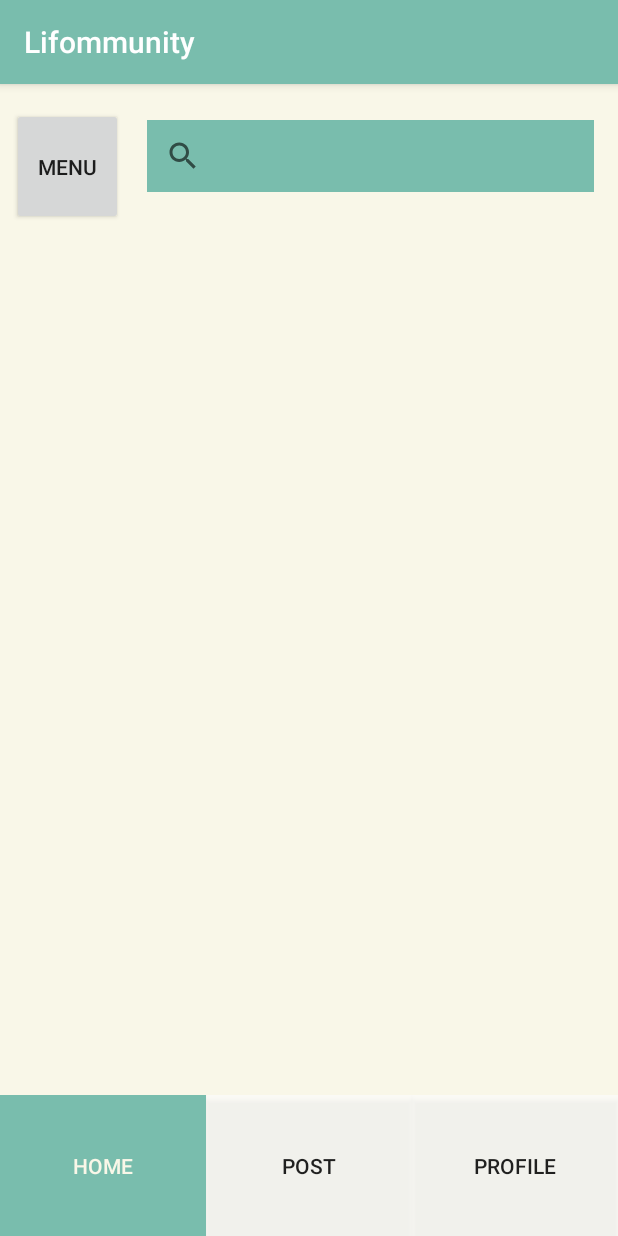
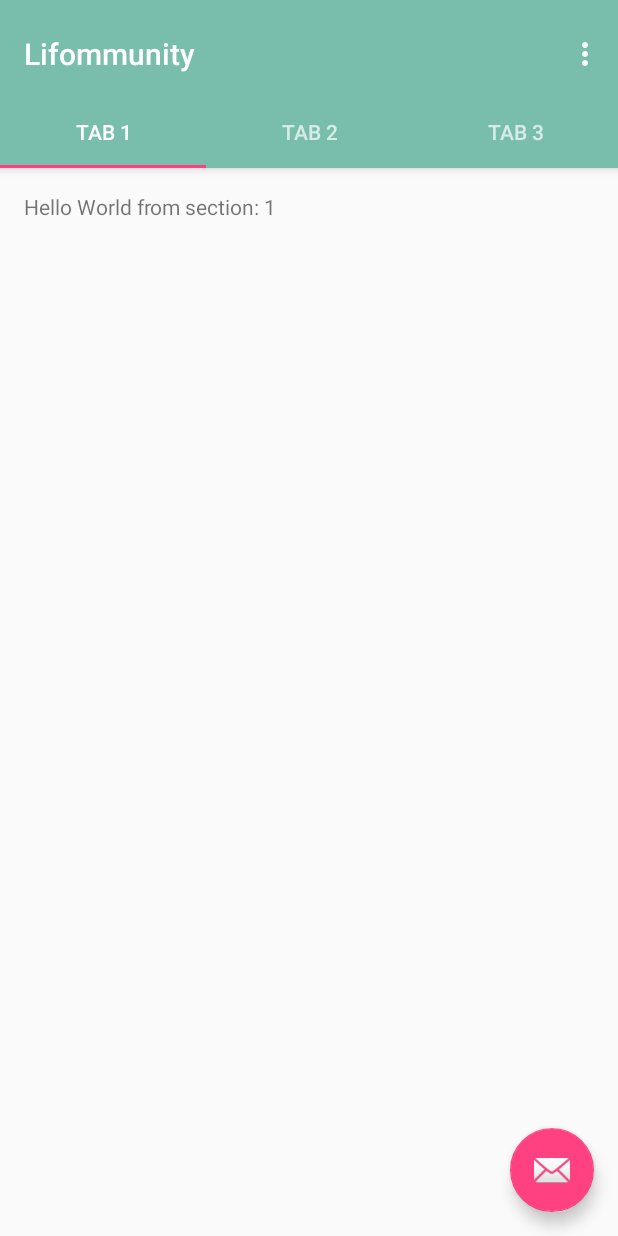
Before and after one commit to Lillian6/LifoMMunity, an Android app: the screen it shows after launch (MainActivity before the commit, TabActivity after it), on a phone screen of 412 x 824 dp. Run offline under Robolectric (Android 15) with nearby library versions, the phone set to English and light mode, and no system bars.

Commit message:
initialize tab bar files

```diff
--- a/app/build.gradle
+++ b/app/build.gradle
@@ -26,6 +26,7 @@ dependencies {
     implementation 'com.google.firebase:firebase-auth:11.0.4'
 
     implementation 'com.google.firebase:firebase-database:11.0.4'
+    implementation 'com.android.support:design:26.1.0'
     testImplementation 'junit:junit:4.12'
     androidTestImplementation 'com.android.support.test:runner:1.0.1'
     androidTestImplementation 'com.android.support.test.espresso:espresso-core:3.0.1'
--- /dev/null
+++ b/app/src/main/java/com/markzhengma/android/lifommunity/TabActivity.java
@@ -0,0 +1,151 @@
+package com.markzhengma.android.lifommunity;
+
+import android.support.design.widget.TabLayout;
+import android.support.design.widget.FloatingActionButton;
+import android.support.design.widget.Snackbar;
+import android.support.v7.app.AppCompatActivity;
+import android.support.v7.widget.Toolbar;
+
+import android.support.v4.app.Fragment;
+import android.support.v4.app.FragmentManager;
+import android.support.v4.app.FragmentPagerAdapter;
+import android.support.v4.view.ViewPager;
+import android.os.Bundle;
+import android.view.LayoutInflater;
+import android.view.Menu;
+import android.view.MenuItem;
+import android.view.View;
+import android.view.ViewGroup;
+
+import android.widget.TextView;
+
+public class TabActivity extends AppCompatActivity {
+
+    /**
+     * The {@link android.support.v4.view.PagerAdapter} that will provide
+     * fragments for each of the sections. We use a
+     * {@link FragmentPagerAdapter} derivative, which will keep every
+     * loaded fragment in memory. If this becomes too memory intensive, it
+     * may be best to switch to a
+     * {@link android.support.v4.app.FragmentStatePagerAdapter}.
+     */
+    private SectionsPagerAdapter mSectionsPagerAdapter;
+
+    /**
+     * The {@link ViewPager} that will host the section contents.
+     */
+    private ViewPager mViewPager;
+
+    @Override
+    protected void onCreate(Bundle savedInstanceState) {
+        super.onCreate(savedInstanceState);
+        setContentView(R.layout.activity_tab);
+
+        Toolbar toolbar = (Toolbar) findViewById(R.id.toolbar);
+        setSupportActionBar(toolbar);
+        // Create the adapter that will return a fragment for each of the three
+        // primary sections of the activity.
+        mSectionsPagerAdapter = new SectionsPagerAdapter(getSupportFragmentManager());
+
+        // Set up the ViewPager with the sections adapter.
+        mViewPager = (ViewPager) findViewById(R.id.container);
+        mViewPager.setAdapter(mSectionsPagerAdapter);
+
+        TabLayout tabLayout = (TabLayout) findViewById(R.id.tabs);
+
+        mViewPager.addOnPageChangeListener(new TabLayout.TabLayoutOnPageChangeListener(tabLayout));
+        tabLayout.addOnTabSelectedListener(new TabLayout.ViewPagerOnTabSelectedListener(mViewPager));
+
+        FloatingActionButton fab = (FloatingActionButton) findViewById(R.id.fab);
+        fab.setOnClickListener(new View.OnClickListener() {
+            @Override
+            public void onClick(View view) {
+                Snackbar.make(view, "Replace with your own action", Snackbar.LENGTH_LONG)
+                        .setAction("Action", null).show();
+            }
+        });
+
+    }
+
+
+    @Override
+    public boolean onCreateOptionsMenu(Menu menu) {
+        // Inflate the menu; this adds items to the action bar if it is present.
+        getMenuInflater().inflate(R.menu.menu_tab, menu);
+        return true;
+    }
+
+    @Override
+    public boolean onOptionsItemSelected(MenuItem item) {
+        // Handle action bar item clicks here. The action bar will
+        // automatically handle clicks on the Home/Up button, so long
+        // as you specify a parent activity in AndroidManifest.xml.
+        int id = item.getItemId();
+
+        //noinspection SimplifiableIfStatement
+        if (id == R.id.action_settings) {
+            return true;
+        }
+
+        return super.onOptionsItemSelected(item);
+    }
+
+    /**
+     * A placeholder fragment containing a simple view.
+     */
+    public static class PlaceholderFragment extends Fragment {
+        /**
+         * The fragment argument representing the section number for this
+         * fragment.
+         */
+        private static final String ARG_SECTION_NUMBER = "section_number";
+
+        public PlaceholderFragment() {
+        }
+
+        /**
+         * Returns a new instance of this fragment for the given section
+         * number.
+         */
+        public static PlaceholderFragment newInstance(int sectionNumber) {
+            PlaceholderFragment fragment = new PlaceholderFragment();
+            Bundle args = new Bundle();
+            args.putInt(ARG_SECTION_NUMBER, sectionNumber);
+            fragment.setArguments(args);
+            return fragment;
+        }
+
+        @Override
+        public View onCreateView(LayoutInflater inflater, ViewGroup container,
+                                 Bundle savedInstanceState) {
+            View rootView = inflater.inflate(R.layout.fragment_tab, container, false);
+            TextView textView = (TextView) rootView.findViewById(R.id.section_label);
+            textView.setText(getString(R.string.section_format, getArguments().getInt(ARG_SECTION_NUMBER)));
+            return rootView;
+        }
+    }
+
+    /**
+     * A {@link FragmentPagerAdapter} that returns a fragment corresponding to
+     * one of the sections/tabs/pages.
+     */
+    public class SectionsPagerAdapter extends FragmentPagerAdapter {
+
+        public SectionsPagerAdapter(FragmentManager fm) {
+            super(fm);
+        }
+
+        @Override
+        public Fragment getItem(int position) {
+            // getItem is called to instantiate the fragment for the given page.
+            // Return a PlaceholderFragment (defined as a static inner class below).
+            return PlaceholderFragment.newInstance(position + 1);
+        }
+
+        @Override
+        public int getCount() {
+            // Show 3 total pages.
+            return 3;
+        }
+    }
+}
--- a/app/src/main/res/layout/activity_main.xml
+++ b/app/src/main/res/layout/activity_main.xml
@@ -2,6 +2,7 @@
 <LinearLayout xmlns:android="http://schemas.android.com/apk/res/android"
     xmlns:app="http://schemas.android.com/apk/res-auto"
     xmlns:tools="http://schemas.android.com/tools"
+    android:id="@+id/section_label"
     android:layout_width="match_parent"
     android:layout_height="match_parent"
     android:orientation="vertical"
--- a/app/src/main/res/layout/activity_post.xml
+++ b/app/src/main/res/layout/activity_post.xml
@@ -2,6 +2,7 @@
 <LinearLayout xmlns:android="http://schemas.android.com/apk/res/android"
     xmlns:app="http://schemas.android.com/apk/res-auto"
     xmlns:tools="http://schemas.android.com/tools"
+    android:id="@+id/section_label"
     android:layout_width="match_parent"
     android:layout_height="match_parent"
     android:orientation="vertical"
--- a/app/src/main/res/layout/activity_profile.xml
+++ b/app/src/main/res/layout/activity_profile.xml
@@ -2,6 +2,7 @@
 <LinearLayout xmlns:android="http://schemas.android.com/apk/res/android"
     xmlns:app="http://schemas.android.com/apk/res-auto"
     xmlns:tools="http://schemas.android.com/tools"
+    android:id="@+id/section_label"
     android:layout_width="match_parent"
     android:layout_height="match_parent"
     android:orientation="vertical"
--- /dev/null
+++ b/app/src/main/res/layout/activity_tab.xml
@@ -0,0 +1,70 @@
+<?xml version="1.0" encoding="utf-8"?>
+<android.support.design.widget.CoordinatorLayout xmlns:android="http://schemas.android.com/apk/res/android"
+    xmlns:app="http://schemas.android.com/apk/res-auto"
+    xmlns:tools="http://schemas.android.com/tools"
+    android:id="@+id/main_content"
+    android:layout_width="match_parent"
+    android:layout_height="match_parent"
+    android:fitsSystemWindows="true"
+    tools:context="com.markzhengma.android.lifommunity.TabActivity">
+
+    <android.support.design.widget.AppBarLayout
+        android:id="@+id/appbar"
+        android:layout_width="match_parent"
+        android:layout_height="wrap_content"
+        android:paddingTop="@dimen/appbar_padding_top"
+        android:theme="@style/AppTheme.AppBarOverlay">
+
+        <android.support.v7.widget.Toolbar
+            android:id="@+id/toolbar"
+            android:layout_width="match_parent"
+            android:layout_height="?attr/actionBarSize"
+            android:layout_weight="1"
+            android:background="?attr/colorPrimary"
+            app:layout_scrollFlags="scroll|enterAlways"
+            app:popupTheme="@style/AppTheme.PopupOverlay"
+            app:title="@string/app_name">
+
+        </android.support.v7.widget.Toolbar>
+
+        <android.support.design.widget.TabLayout
+            android:id="@+id/tabs"
+            android:layout_width="match_parent"
+            android:layout_height="wrap_content">
+
+            <android.support.design.widget.TabItem
+                android:id="@+id/tabItem"
+                android:layout_width="wrap_content"
+                android:layout_height="wrap_content"
+                android:text="@string/tab_text_1" />
+
+            <android.support.design.widget.TabItem
+                android:id="@+id/tabItem2"
+                android:layout_width="wrap_content"
+                android:layout_height="wrap_content"
+                android:text="@string/tab_text_2" />
+
+            <android.support.design.widget.TabItem
+                android:id="@+id/tabItem3"
+                android:layout_width="wrap_content"
+                android:layout_height="wrap_content"
+                android:text="@string/tab_text_3" />
+
+        </android.support.design.widget.TabLayout>
+    </android.support.design.widget.AppBarLayout>
+
+    <android.support.v4.view.ViewPager
+        android:id="@+id/container"
+        android:layout_width="match_parent"
+        android:layout_height="match_parent"
+        app:layout_behavior="@string/appbar_scrolling_view_behavior" />
+
+    <android.support.design.widget.FloatingActionButton
+        android:id="@+id/fab"
+        android:layout_width="wrap_content"
+        android:layout_height="wrap_content"
+        android:layout_gravity="end|bottom"
+        android:layout_margin="@dimen/fab_margin"
+        app:srcCompat="@android:drawable/ic_dialog_email" />
+
+</android.support.design.widget.CoordinatorLayout>
--- /dev/null
+++ b/app/src/main/res/layout/fragment_tab.xml
@@ -0,0 +1,22 @@
+<android.support.constraint.ConstraintLayout xmlns:android="http://schemas.android.com/apk/res/android"
+    xmlns:app="http://schemas.android.com/apk/res-auto"
+    xmlns:tools="http://schemas.android.com/tools"
+    android:id="@+id/constraintLayout"
+    android:layout_width="match_parent"
+    android:layout_height="match_parent"
+    tools:context="com.markzhengma.android.lifommunity.TabActivity$PlaceholderFragment">
+
+    <TextView
+        android:id="@+id/section_label"
+        android:layout_width="wrap_content"
+        android:layout_height="wrap_content"
+        android:layout_marginBottom="@dimen/activity_vertical_margin"
+        android:layout_marginEnd="@dimen/activity_horizontal_margin"
+        android:layout_marginStart="@dimen/activity_horizontal_margin"
+        android:layout_marginTop="@dimen/activity_vertical_margin"
+        app:layout_constraintLeft_toLeftOf="parent"
+        app:layout_constraintTop_toTopOf="@+id/constraintLayout"
+        tools:layout_constraintLeft_creator="1"
+        tools:layout_constraintTop_creator="1" />
+
+</android.support.constraint.ConstraintLayout>
--- /dev/null
+++ b/app/src/main/res/menu/menu_tab.xml
@@ -0,0 +1,10 @@
+<menu xmlns:android="http://schemas.android.com/apk/res/android"
+    xmlns:app="http://schemas.android.com/apk/res-auto"
+    xmlns:tools="http://schemas.android.com/tools"
+    tools:context="com.markzhengma.android.lifommunity.TabActivity">
+    <item
+        android:id="@+id/action_settings"
+        android:orderInCategory="100"
+        android:title="@string/action_settings"
+        app:showAsAction="never" />
+</menu>
--- /dev/null
+++ b/app/src/main/res/values-w820dp/dimens.xml
@@ -0,0 +1,6 @@
+<resources>
+    <!-- Example customization of dimensions originally defined in res/values/dimens.xml
+         (such as screen margins) for screens with more than 820dp of available width. This
+         would include 7" and 10" devices in landscape (~960dp and ~1280dp respectively). -->
+    <dimen name="activity_horizontal_margin">64dp</dimen>
+</resources>
--- /dev/null
+++ b/app/src/main/res/values/dimens.xml
@@ -0,0 +1,7 @@
+<resources>
+    <!-- Default screen margins, per the Android Design guidelines. -->
+    <dimen name="activity_horizontal_margin">16dp</dimen>
+    <dimen name="activity_vertical_margin">16dp</dimen>
+    <dimen name="fab_margin">16dp</dimen>
+    <dimen name="appbar_padding_top">8dp</dimen>
+</resources>
--- a/app/src/main/res/values/strings.xml
+++ b/app/src/main/res/values/strings.xml
@@ -53,4 +53,10 @@
         <item>Female</item>
         <item>Other</item>
     </string-array>
+    <string name="title_activity_tab">TabActivity</string>
+    <string name="tab_text_1">Tab 1</string>
+    <string name="tab_text_2">Tab 2</string>
+    <string name="tab_text_3">Tab 3</string>
+    <string name="action_settings">Settings</string>
+    <string name="section_format">Hello World from section: %1$d</string>
 </resources>
--- a/app/src/main/res/values/styles.xml
+++ b/app/src/main/res/values/styles.xml
@@ -8,4 +8,13 @@
         <item name="colorAccent">@color/colorAccent</item>
     </style>
 
+    <style name="AppTheme.NoActionBar">
+        <item name="windowActionBar">false</item>
+        <item name="windowNoTitle">true</item>
+    </style>
+
+    <style name="AppTheme.AppBarOverlay" parent="ThemeOverlay.AppCompat.Dark.ActionBar" />
+
+    <style name="AppTheme.PopupOverlay" parent="ThemeOverlay.AppCompat.Light" />
+
 </resources>
```
Also changed, not shown: app/src/main/AndroidManifest.xml (+9 -5 lines).
